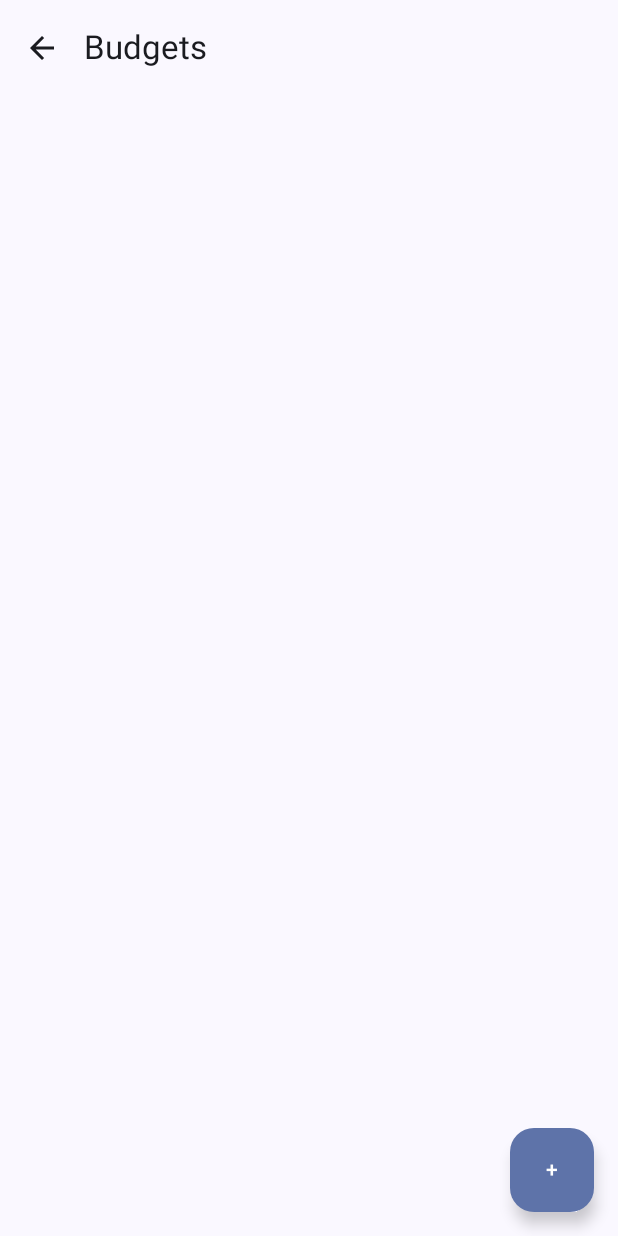
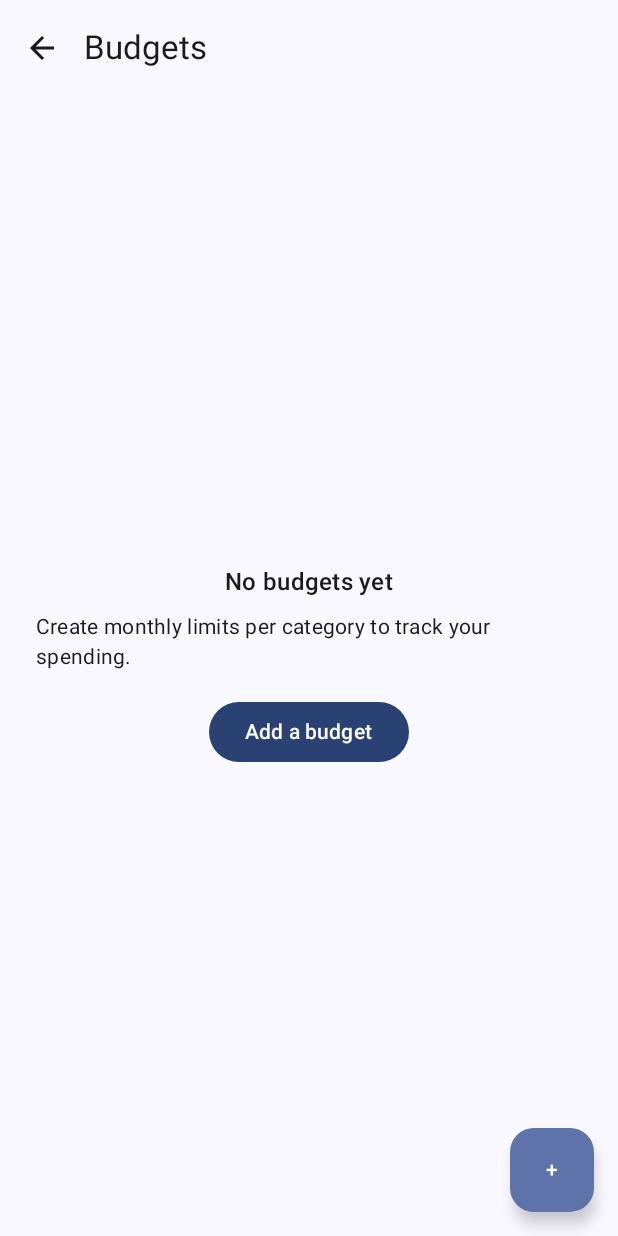
Before and after one commit to AnasAlhatti/Financeapp, an Android app built with Jetpack Compose: the BudgetsScreen screen opened through its navigation route, on a phone screen of 412 x 824 dp. Run offline under Robolectric (Android 15) with nearby library versions, the phone set to English and light mode, and no system bars; our stand-ins replace Dagger/Hilt's generated code, Room's generated code; 1 statement that could not run was skipped.

Commit message:
Added adding budget

```diff
--- a/app/src/main/java/com/example/financeapp/di/AppModule.kt
+++ b/app/src/main/java/com/example/financeapp/di/AppModule.kt
@@ -66,12 +66,4 @@ object AppModule {
     fun provideBudgetRepository(dao: BudgetDao): BudgetRepository =
         BudgetRepositoryImpl(dao)
 
-    @Provides @Singleton
-    fun provideBudgetUseCases(repo: BudgetRepository): BudgetUseCases =
-        BudgetUseCases(
-            getBudgets = GetBudgets(repo),
-            upsertBudget = UpsertBudget(repo),
-            deleteBudget = DeleteBudget(repo)
-        )
-
 }
--- a/app/src/main/java/com/example/financeapp/feature_transaction/domain/use_case/budget/BudgetUseCases.kt
+++ b/app/src/main/java/com/example/financeapp/feature_transaction/domain/use_case/budget/BudgetUseCases.kt
@@ -1,6 +1,8 @@
 package com.example.financeapp.feature_transaction.domain.use_case.budget
 
-data class BudgetUseCases(
+import javax.inject.Inject
+
+data class BudgetUseCases @Inject constructor(
     val getBudgets: GetBudgets,
     val upsertBudget: UpsertBudget,
     val deleteBudget: DeleteBudget
--- a/app/src/main/java/com/example/financeapp/feature_transaction/domain/use_case/budget/DeleteBudget.kt
+++ b/app/src/main/java/com/example/financeapp/feature_transaction/domain/use_case/budget/DeleteBudget.kt
@@ -2,7 +2,10 @@ package com.example.financeapp.feature_transaction.domain.use_case.budget
 
 import com.example.financeapp.feature_transaction.domain.model.Budget
 import com.example.financeapp.feature_transaction.domain.repository.BudgetRepository
+import javax.inject.Inject
 
-class DeleteBudget(private val repo: BudgetRepository) {
+class DeleteBudget @Inject constructor(
+    private val repo: BudgetRepository
+) {
     suspend operator fun invoke(budget: Budget) = repo.delete(budget)
 }
--- a/app/src/main/java/com/example/financeapp/feature_transaction/domain/use_case/budget/GetBudgets.kt
+++ b/app/src/main/java/com/example/financeapp/feature_transaction/domain/use_case/budget/GetBudgets.kt
@@ -3,7 +3,10 @@ package com.example.financeapp.feature_transaction.domain.use_case.budget
 import com.example.financeapp.feature_transaction.domain.model.Budget
 import com.example.financeapp.feature_transaction.domain.repository.BudgetRepository
 import kotlinx.coroutines.flow.Flow
+import javax.inject.Inject
 
-class GetBudgets(private val repo: BudgetRepository) {
+class GetBudgets @Inject constructor(
+    private val repo: BudgetRepository
+) {
     operator fun invoke(): Flow<List<Budget>> = repo.getBudgets()
 }
--- a/app/src/main/java/com/example/financeapp/feature_transaction/domain/use_case/budget/UpsertBudget.kt
+++ b/app/src/main/java/com/example/financeapp/feature_transaction/domain/use_case/budget/UpsertBudget.kt
@@ -2,7 +2,10 @@ package com.example.financeapp.feature_transaction.domain.use_case.budget
 
 import com.example.financeapp.feature_transaction.domain.model.Budget
 import com.example.financeapp.feature_transaction.domain.repository.BudgetRepository
+import javax.inject.Inject
 
-class UpsertBudget(private val repo: BudgetRepository) {
+class UpsertBudget @Inject constructor(
+    private val repo: BudgetRepository
+) {
     suspend operator fun invoke(budget: Budget) = repo.upsert(budget)
 }
--- a/app/src/main/java/com/example/financeapp/feature_transaction/presentation/budgets/BudgetsScreen.kt
+++ b/app/src/main/java/com/example/financeapp/feature_transaction/presentation/budgets/BudgetsScreen.kt
@@ -1,30 +1,31 @@
 package com.example.financeapp.feature_transaction.presentation.budgets
 
-import android.os.Build
-import androidx.annotation.RequiresApi
 import androidx.compose.foundation.layout.*
 import androidx.compose.foundation.lazy.LazyColumn
 import androidx.compose.foundation.lazy.items
+import androidx.compose.foundation.text.KeyboardOptions
 import androidx.compose.material.icons.Icons
+import androidx.compose.material.icons.automirrored.filled.ArrowBack
 import androidx.compose.material.icons.filled.ArrowBack
 import androidx.compose.material.icons.filled.Delete
 import androidx.compose.material3.*
 import androidx.compose.runtime.*
+import androidx.compose.ui.Alignment
 import androidx.compose.ui.Modifier
-import androidx.compose.foundation.text.KeyboardOptions
 import androidx.compose.ui.text.input.KeyboardType
 import androidx.compose.ui.unit.dp
 import androidx.hilt.navigation.compose.hiltViewModel
 import java.text.NumberFormat
 
 @OptIn(ExperimentalMaterial3Api::class)
-@RequiresApi(Build.VERSION_CODES.O)
 @Composable
 fun BudgetsScreen(
     onBack: () -> Unit,
     viewModel: BudgetsViewModel = hiltViewModel()
 ) {
     val state by viewModel.state.collectAsState()
+    val nf = remember { NumberFormat.getCurrencyInstance() }
+    val snackbar = remember { SnackbarHostState() }
     var showDialog by remember { mutableStateOf(false) }
     var editId by remember { mutableStateOf<Int?>(null) }
     var category by remember { mutableStateOf("") }
@@ -35,16 +36,30 @@ fun BudgetsScreen(
             TopAppBar(
                 title = { Text("Budgets") },
                 navigationIcon = {
-                    IconButton(onClick = onBack) { Icon(Icons.Default.ArrowBack, null) }
+                    IconButton(onClick = onBack) { Icon(Icons.AutoMirrored.Filled.ArrowBack, null) }
                 }
             )
         },
         floatingActionButton = {
             FloatingActionButton(onClick = {
+                editId = null
+                category = ""
+                amountInput = ""
+                showDialog = true
+            }) { Text("+") }
+        },
+        snackbarHost = { SnackbarHost(snackbar) }
+    ) { padding ->
+        if (state.items.isEmpty()) {
+            EmptyBudgets(
+                modifier = Modifier
+                    .padding(padding)
+                    .fillMaxSize(),
+                onAdd = {
                     editId = null; category = ""; amountInput = ""; showDialog = true
-            }) { Text("+") }
                 }
-    ) { padding ->
+            )
+        } else {
             LazyColumn(
                 modifier = Modifier
                     .padding(padding)
@@ -53,67 +68,17 @@ fun BudgetsScreen(
                 verticalArrangement = Arrangement.spacedBy(12.dp)
             ) {
                 items(state.items, key = { it.budget.id ?: it.budget.category.hashCode() }) { ui ->
-                BudgetRow(
-                    ui = ui,
-                    onEdit = {
-                        editId = ui.budget.id
-                        category = ui.budget.category
-                        amountInput = ui.budget.limitAmount.toString()
-                        showDialog = true
-                    },
-                    onDelete = { viewModel.delete(ui.budget) }
-                )
-            }
-        }
-    }
-
-    if (showDialog) {
-        AlertDialog(
-            onDismissRequest = { showDialog = false },
-            title = { Text(if (editId == null) "Add Budget" else "Edit Budget") },
-            text = {
-                Column(verticalArrangement = Arrangement.spacedBy(12.dp)) {
-                    OutlinedTextField(
-                        value = category,
-                        onValueChange = { category = it },
-                        label = { Text("Category") }
-                    )
-                    OutlinedTextField(
-                        value = amountInput,
-                        onValueChange = { amountInput = it },
-                        label = { Text("Monthly limit") },
-                        keyboardOptions = KeyboardOptions(keyboardType = KeyboardType.Number)
-                    )
-                }
-            },
-            confirmButton = {
-                TextButton(onClick = {
-                    val amt = amountInput.toDoubleOrNull() ?: 0.0
-                    if (category.isNotBlank() && amt > 0.0) {
-                        viewModel.upsert(category, amt, editId)
-                        showDialog = false
-                    }
-                }) { Text("Save") }
-            },
-            dismissButton = {
-                TextButton(onClick = { showDialog = false }) { Text("Cancel") }
-            }
-        )
-    }
-}
-
-@Composable
-private fun BudgetRow(
-    ui: BudgetUi,
-    onEdit: () -> Unit,
-    onDelete: () -> Unit
-) {
-    val nf = remember { NumberFormat.getCurrencyInstance() }
                     ElevatedCard(Modifier.fillMaxWidth()) {
                         Column(Modifier.padding(16.dp)) {
-            Row(Modifier.fillMaxWidth(), horizontalArrangement = Arrangement.SpaceBetween) {
+                            Row(
+                                Modifier.fillMaxWidth(),
+                                horizontalArrangement = Arrangement.SpaceBetween,
+                                verticalAlignment = Alignment.CenterVertically
+                            ) {
                                 Text(ui.budget.category, style = MaterialTheme.typography.titleMedium)
-                IconButton(onClick = onDelete) { Icon(Icons.Default.Delete, contentDescription = "Delete") }
+                                IconButton(onClick = {
+                                    viewModel.delete(ui.budget)
+                                }) { Icon(Icons.Filled.Delete, contentDescription = "Delete") }
                             }
                             Spacer(Modifier.height(6.dp))
                             LinearProgressIndicator(
@@ -128,10 +93,137 @@ private fun BudgetRow(
                                 style = MaterialTheme.typography.bodyMedium,
                                 color = if (ui.over) MaterialTheme.colorScheme.error else MaterialTheme.colorScheme.onSurfaceVariant
                             )
-            Spacer(Modifier.height(6.dp))
+                            Spacer(Modifier.height(8.dp))
                             Row(horizontalArrangement = Arrangement.spacedBy(8.dp)) {
-                TextButton(onClick = onEdit) { Text("Edit") }
+                                TextButton(onClick = {
+                                    editId = ui.budget.id
+                                    category = ui.budget.category
+                                    amountInput = ui.budget.limitAmount.toString()
+                                    showDialog = true
+                                }) { Text("Edit") }
                             }
                         }
                     }
                 }
+            }
+        }
+    }
+
+    if (showDialog) {
+        BudgetDialog(
+            title = if (editId == null) "Add Budget" else "Edit Budget",
+            category = category,
+            onCategoryChange = { category = it },
+            amountInput = amountInput,
+            onAmountChange = { amountInput = it },
+            categorySuggestions = state.categories,
+            onDismiss = { showDialog = false },
+            onConfirm = {
+                val amt = amountInput.toDoubleOrNull()
+                if (category.isBlank() || amt == null || amt <= 0.0) {
+                    // simple validation
+                    return@BudgetDialog
+                }
+                viewModel.upsert(category, amt, editId)
+                showDialog = false
+            }
+        )
+    }
+}
+
+@Composable
+private fun EmptyBudgets(
+    modifier: Modifier = Modifier,
+    onAdd: () -> Unit
+) {
+    Box(modifier) {
+        Column(
+            Modifier
+                .align(Alignment.Center)
+                .padding(24.dp),
+            horizontalAlignment = Alignment.CenterHorizontally
+        ) {
+            Text("No budgets yet", style = MaterialTheme.typography.titleMedium)
+            Spacer(Modifier.height(8.dp))
+            Text(
+                "Create monthly limits per category to track your spending.",
+                style = MaterialTheme.typography.bodyMedium
+            )
+            Spacer(Modifier.height(16.dp))
+            Button(onClick = onAdd) { Text("Add a budget") }
+        }
+    }
+}
+
+/** Dialog with category dropdown (suggestions) + amount input. */
+@OptIn(ExperimentalMaterial3Api::class)
+@Composable
+private fun BudgetDialog(
+    title: String,
+    category: String,
+    onCategoryChange: (String) -> Unit,
+    amountInput: String,
+    onAmountChange: (String) -> Unit,
+    categorySuggestions: List<String>,
+    onDismiss: () -> Unit,
+    onConfirm: () -> Unit
+) {
+    var catMenu by remember { mutableStateOf(false) }
+
+    AlertDialog(
+        onDismissRequest = onDismiss,
+        title = { Text(title) },
+        text = {
+            Column(verticalArrangement = Arrangement.spacedBy(12.dp)) {
+                // Category with suggestions; still editable as free text
+                ExposedDropdownMenuBox(
+                    expanded = catMenu,
+                    onExpandedChange = { catMenu = it }
+                ) {
+                    OutlinedTextField(
+                        value = category,
+                        onValueChange = onCategoryChange,
+                        label = { Text("Category") },
+                        modifier = Modifier
+                            .menuAnchor()
+                            .fillMaxWidth(),
+                        singleLine = true
+                    )
+                    ExposedDropdownMenu(
+                        expanded = catMenu,
+                        onDismissRequest = { catMenu = false }
+                    ) {
+                        if (categorySuggestions.isEmpty()) {
+                            DropdownMenuItem(
+                                text = { Text("No suggestions") },
+                                onClick = { catMenu = false },
+                                enabled = false
+                            )
+                        } else {
+                            categorySuggestions.forEach { suggestion ->
+                                DropdownMenuItem(
+                                    text = { Text(suggestion) },
+                                    onClick = {
+                                        onCategoryChange(suggestion)
+                                        catMenu = false
+                                    }
+                                )
+                            }
+                        }
+                    }
+                }
+
+                OutlinedTextField(
+                    value = amountInput,
+                    onValueChange = onAmountChange,
+                    label = { Text("Monthly limit") },
+                    keyboardOptions = KeyboardOptions(keyboardType = KeyboardType.Number),
+                    singleLine = true,
+                    modifier = Modifier.fillMaxWidth()
+                )
+            }
+        },
+        confirmButton = { TextButton(onClick = onConfirm) { Text("Save") } },
+        dismissButton = { TextButton(onClick = onDismiss) { Text("Cancel") } }
+    )
+}
--- a/app/src/main/java/com/example/financeapp/feature_transaction/presentation/budgets/BudgetsViewModel.kt
+++ b/app/src/main/java/com/example/financeapp/feature_transaction/presentation/budgets/BudgetsViewModel.kt
@@ -1,7 +1,5 @@
 package com.example.financeapp.feature_transaction.presentation.budgets
 
-import android.os.Build
-import androidx.annotation.RequiresApi
 import androidx.lifecycle.ViewModel
 import androidx.lifecycle.viewModelScope
 import com.example.financeapp.feature_transaction.domain.model.Budget
@@ -18,15 +16,15 @@ import kotlin.math.abs
 data class BudgetUi(
     val budget: Budget,
     val spentThisMonth: Double,
-    val progress: Float, // 0..1 (cap later)
+    val progress: Float, // 0..1
     val over: Boolean
 )
 
 data class BudgetsState(
-    val items: List<BudgetUi> = emptyList()
+    val items: List<BudgetUi> = emptyList(),
+    val categories: List<String> = emptyList() // ✅ suggest from existing tx
 )
 
-@RequiresApi(Build.VERSION_CODES.O)
 @HiltViewModel
 class BudgetsViewModel @Inject constructor(
     private val budgetUse: BudgetUseCases,
@@ -34,11 +32,10 @@ class BudgetsViewModel @Inject constructor(
 ) : ViewModel() {
 
     private val _state = MutableStateFlow(BudgetsState())
-    val state = _state.asStateFlow()
+    val state: StateFlow<BudgetsState> = _state.asStateFlow()
 
     init { observe() }
 
-    @RequiresApi(Build.VERSION_CODES.O)
     private fun observe() {
         val zone = ZoneId.systemDefault()
         val ym = YearMonth.now()
@@ -50,19 +47,23 @@ class BudgetsViewModel @Inject constructor(
             txUse.getTransactions()
         ) { budgets, txs ->
             val monthTxs = txs.filter { it.date in start until end }
-            budgets.map { b ->
+            val categories = txs.map { it.category }.distinct().sorted()
+
+            val uiItems = budgets.map { b ->
                 val spent = monthTxs
-                    .filter { it.category == b.category && it.amount < 0 } // expenses only
+                    .filter { it.category == b.category && it.amount < 0 }
                     .sumOf { abs(it.amount) }
                 val progress = if (b.limitAmount <= 0) 0f else (spent / b.limitAmount).toFloat()
                 BudgetUi(
                     budget = b,
                     spentThisMonth = spent,
-                    progress = progress.coerceAtMost(1.0f),
+                    progress = progress.coerceAtMost(1f),
                     over = spent > b.limitAmount
                 )
             }.sortedBy { it.budget.category }
-        }.onEach { _state.value = BudgetsState(it) }
+
+            BudgetsState(items = uiItems, categories = categories)
+        }.onEach { _state.value = it }
             .launchIn(viewModelScope)
     }
 
```
Lines whose indentation alone changed are shown as unchanged.
